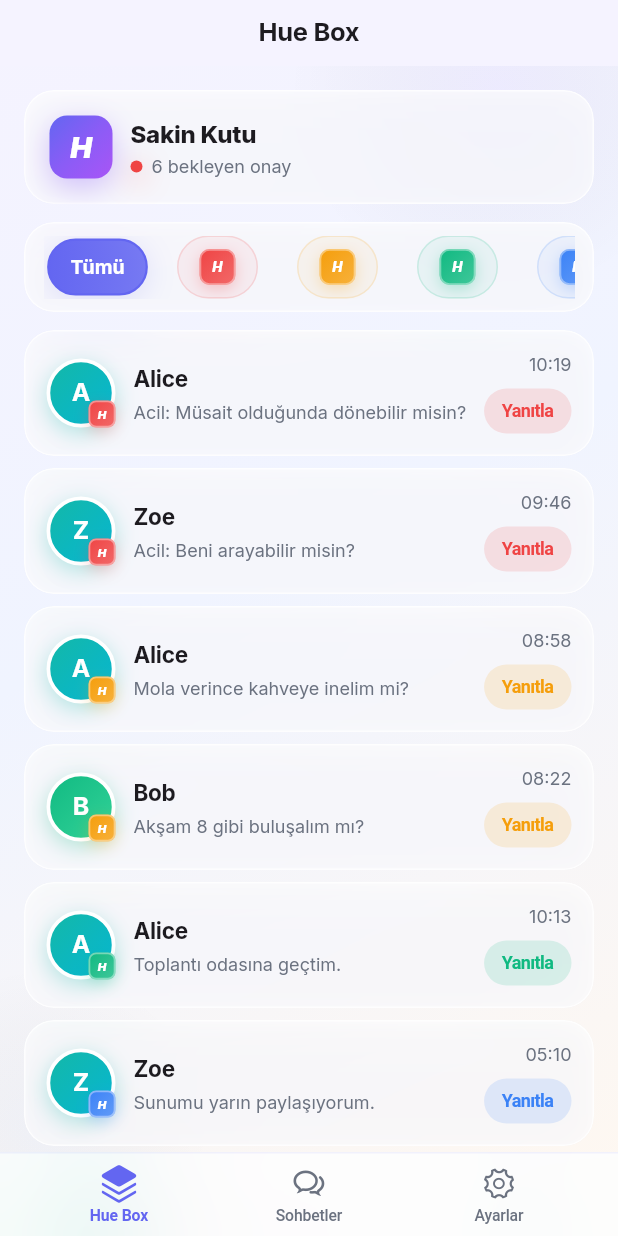
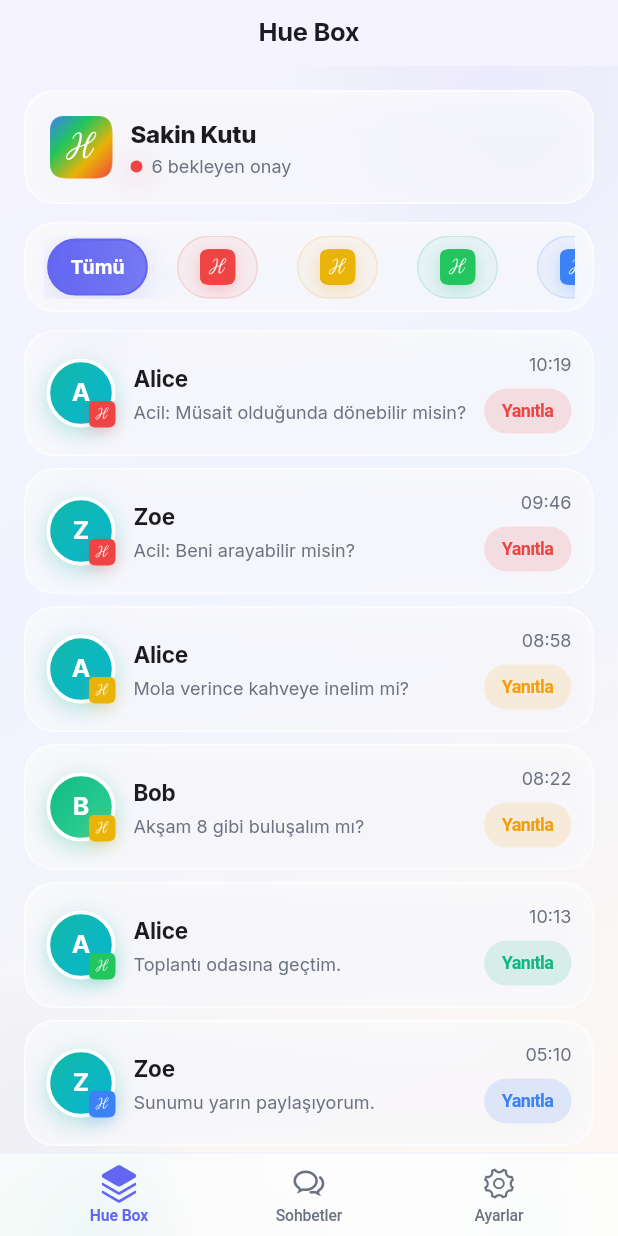
Before and after one commit to aalicinar/hue_messenger_app, a Flutter app: the screen it shows after launch, on a phone screen of 412 x 824 dp. Run offline on Flutter 3.47's test engine with Material 3 defaults, Android fonts, the phone set to English and light mode, and no system bars; drawn by our look-alikes of flutter_animate; our stand-ins replace flutter_riverpod, google_fonts.

Commit message:
feat: add app icon variants and integrate into UI

```diff
--- a/lib/features/settings/settings_screen.dart
+++ b/lib/features/settings/settings_screen.dart
@@ -94,7 +94,7 @@ class SettingsScreen extends ConsumerWidget {
                       icon: CupertinoIcons.globe,
                       iconColor: const Color(0xFF06B6D4),
                       title: S.get(lang, 'settings_language'),
-                      subtitle: '${lang.flag} ${lang.label}',
+                      subtitle: lang.label,
                       onTap: () => _showLanguagePicker(
                         context: context,
                         lang: lang,
@@ -225,7 +225,7 @@ class SettingsScreen extends ConsumerWidget {
                   Navigator.of(sheetContext).pop();
                   onSelected(language);
                 },
-                child: Text('${language.flag}  ${language.label}'),
+                child: Text(language.label),
               ),
           ],
           cancelButton: CupertinoActionSheetAction(
--- a/lib/shared/widgets/hue_category_badge.dart
+++ b/lib/shared/widgets/hue_category_badge.dart
@@ -23,17 +23,12 @@ class HueCategoryBadge extends StatelessWidget {
       width: size,
       height: size,
       decoration: BoxDecoration(
-        borderRadius: BorderRadius.circular(size * 0.28),
-        gradient: LinearGradient(
-          begin: Alignment.topLeft,
-          end: Alignment.bottomRight,
-          colors: [color, Color.lerp(color, Colors.white, 0.2) ?? color],
-        ),
+        borderRadius: BorderRadius.circular(size * 0.22),
         border: Border.all(
           color: isSelected
               ? Colors.white.withValues(alpha: 0.95)
-              : Colors.white.withValues(alpha: 0.4),
-          width: isSelected ? 2.2 : 1.2,
+              : Colors.transparent,
+          width: isSelected ? 2.2 : 0,
         ),
         boxShadow: [
           BoxShadow(
@@ -48,17 +43,13 @@ class HueCategoryBadge extends StatelessWidget {
         scale: isSelected ? 1.08 : 1.0,
         duration: const Duration(milliseconds: 200),
         curve: Curves.easeOutBack,
-        child: Center(
-          child: Text(
-            'H',
-            style: TextStyle(
-              color: Colors.white,
-              fontWeight: FontWeight.w900,
-              fontStyle: FontStyle.italic,
-              letterSpacing: -0.3,
-              fontSize: size * 0.42,
-              height: 1,
-            ),
+        child: ClipRRect(
+          borderRadius: BorderRadius.circular(size * 0.22),
+          child: Image.asset(
+            category.iconAsset,
+            width: size,
+            height: size,
+            fit: BoxFit.cover,
           ),
         ),
       ),
--- a/lib/shared/widgets/hue_logo.dart
+++ b/lib/shared/widgets/hue_logo.dart
@@ -8,36 +8,13 @@ class HueLogo extends StatelessWidget {
 
   @override
   Widget build(BuildContext context) {
-    return Container(
-          width: size,
-          height: size,
-          decoration: BoxDecoration(
-            borderRadius: BorderRadius.circular(size * 0.28),
-            gradient: const LinearGradient(
-              begin: Alignment.topLeft,
-              end: Alignment.bottomRight,
-              colors: [Color(0xFF6366F1), Color(0xFF8B5CF6), Color(0xFFA855F7)],
-            ),
-            boxShadow: [
-              BoxShadow(
-                color: const Color(0xFF8B5CF6).withValues(alpha: 0.35),
-                blurRadius: 16,
-                offset: const Offset(0, 6),
-              ),
-            ],
-          ),
-          child: Center(
-            child: Text(
-              'H',
-              style: TextStyle(
-                color: Colors.white,
-                fontWeight: FontWeight.w900,
-                fontSize: size * 0.46,
-                fontStyle: FontStyle.italic,
-                letterSpacing: -0.5,
-                height: 1,
-              ),
-            ),
+    return ClipRRect(
+          borderRadius: BorderRadius.circular(size * 0.22),
+          child: Image.asset(
+            'assets/icons/hue_logo_gradient.png',
+            width: size,
+            height: size,
+            fit: BoxFit.cover,
           ),
         )
         .animate(onPlay: (c) => c.repeat(reverse: true))
--- a/pubspec.yaml
+++ b/pubspec.yaml
@@ -22,8 +22,10 @@ dev_dependencies:
   flutter_test:
     sdk: flutter
   flutter_lints: ^5.0.0
+  image: ^4.7.2
 
 flutter:
   uses-material-design: true
   assets:
     - assets/images/
+    - assets/icons/
```
Also changed, not shown: lib/core/models/hue_category.dart (+13 -0 lines), tool/generate_icons.dart (added, +128 -0 lines), assets/icons/hue_logo_blue.png (added), assets/icons/hue_logo_gradient.png (added), assets/icons/hue_logo_green.png (added), assets/icons/hue_logo_red.png (added), assets/icons/hue_logo_white.png (added), assets/icons/hue_logo_yellow.png (added), pubspec.lock.
